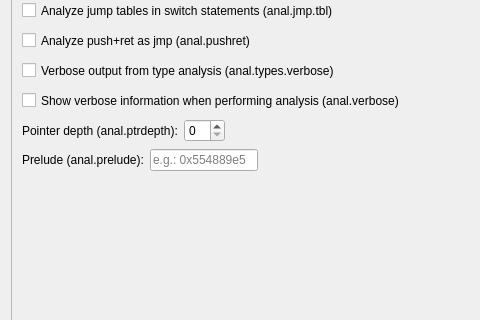
rizinorg/cutter, file src/dialogs/preferences/AnalOptionsWidget.ui: the form before one commit; both pictures show x 0 to 480 and y 163 to 483 of the 633 by 689 pixel window.
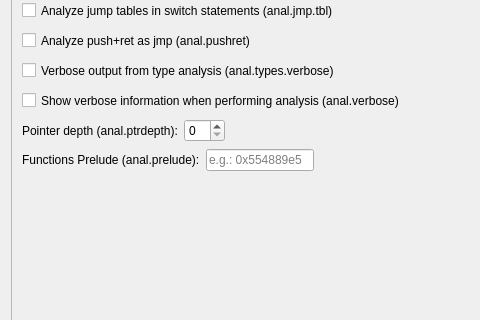
The form after the commit.

The edit to the form file:
```diff
--- a/src/dialogs/preferences/AnalOptionsWidget.ui
+++ b/src/dialogs/preferences/AnalOptionsWidget.ui
@@ -233,7 +233,7 @@
              </size>
             </property>
             <property name="text">
-             <string>Prelude (anal.prelude):</string>
+             <string>Functions Prelude (anal.prelude):</string>
             </property>
            </widget>
           </item>
```
Left out of the diff: 4 changed lines with no effect on the pictures.
